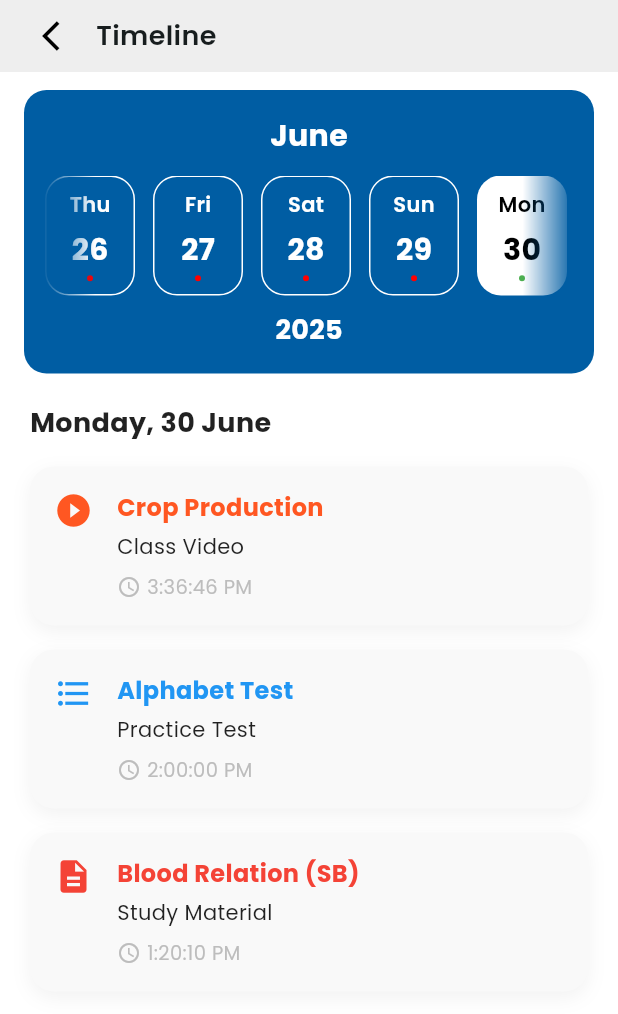
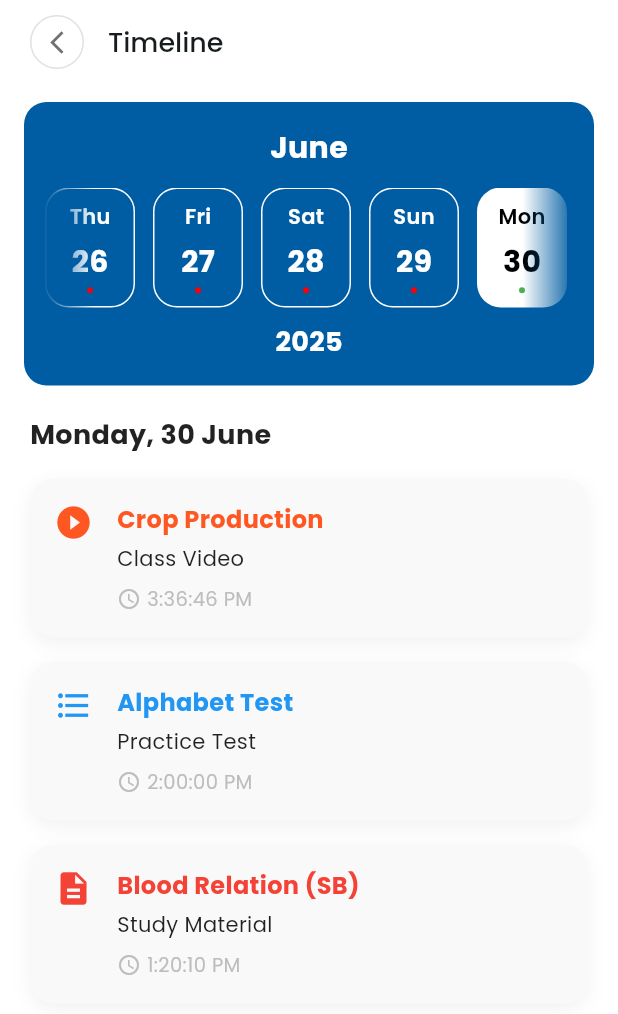
Before and after one commit to donymashup/Etutor, a Flutter app: the TimelineScreen screen opened directly, on a phone screen of 412 x 824 dp. Shown: the top 1014 px of the screen. Run offline on Flutter 3.47's test engine with Material 3 defaults, Android fonts, the light colour scheme and no system bars; our stand-ins replace dotted_border, fl_chart, lottie, percent_indicator, pinput; missing offline and left inert: iconify_flutter.

Commit message:
appbar modifications in multiple screens

```diff
--- a/lib/features/subscribed_course/screens/subscribed_course_vedio.dart
+++ b/lib/features/subscribed_course/screens/subscribed_course_vedio.dart
@@ -37,7 +37,7 @@ class SubscribedCourseVedio extends StatelessWidget {
           style: TextStyle(fontWeight: FontWeight.w500,fontSize: 18),
         ),
         leading: Padding(
-          padding: const EdgeInsets.all(10.0),
+          padding: const EdgeInsets.only(left: 20.0),
           child: CustomBackButton(),
         ),
       ),
--- a/lib/features/timeline/screens/timeline_screen.dart
+++ b/lib/features/timeline/screens/timeline_screen.dart
@@ -1,5 +1,6 @@
 // timeline_screen.dart
 import 'package:etutor/common/constants/app_constants.dart';
+import 'package:etutor/common/widgets/back_button.dart';
 import 'package:etutor/features/timeline/widgets/calender_strip.dart';
 import 'package:etutor/features/timeline/widgets/timeline_item.dart';
 import 'package:flutter/material.dart';
@@ -59,25 +60,21 @@ class _TimelineScreenState extends State<TimelineScreen> {
   Widget build(BuildContext context) {
     return Scaffold(
       backgroundColor: Colors.white,
+      appBar: AppBar(
+        backgroundColor: AppColor.whiteColor,
+        title:  Text(
+              "Timeline",
+              style: TextStyle(fontSize: 18, fontWeight: FontWeight.w500),
+              textAlign: TextAlign.center,
+            ),
+        leading: Padding(
+          padding: const EdgeInsets.only(left: 20.0),
+          child: CustomBackButton(),
+        ),
+     ),
       body: SafeArea(
         child: Column(
           children: [
-            Container(
-              color: Colors.grey.shade200,
-              padding: const EdgeInsets.symmetric(horizontal: 16, vertical: 0),
-              child: Row(
-                children: [
-                  IconButton(
-                    icon: const Icon(Icons.arrow_back_ios, color: Colors.black),
-                    onPressed: () => Navigator.pop(context),
-                  ),
-                  const Text(
-                    'Timeline',
-                    style: TextStyle(fontSize: 18, fontWeight: FontWeight.w600),
-                  ),
-                ],
-              ),
-            ),
             CalendarStrip(
               days: days,
               selectedDate: selectedDate,
--- a/lib/main.dart
+++ b/lib/main.dart
@@ -74,7 +74,7 @@ class MyApp extends StatelessWidget {
       // home: OngoingLiveScreen(),
       // home: CourseDetailsScreen(),
       //  home: GkPostScreen(),
-     home: SplashScreen(),
+      home: SplashScreen(),
       // home: PerformanceIndexScreen(),
       // home: NotificationPage(),
       // home: ProfilePage(),
@@ -84,6 +84,7 @@ class MyApp extends StatelessWidget {
      // home: HomePage(),
      // home: GkVedios(),
      // home: QuizCompletionScreen(),
+    // home: SubscribedCourseAllSubjects(),
     );
   }
 }
```
Also changed, not shown: lib/features/chapter_analysis/screens/chapter_analysis_screen.dart (+7 -6 lines), lib/features/performace_index/screens/performance_index_screen.dart (+12 -7 lines), lib/features/subscribed_course/screens/subscribed_course_all_subjects.dart (+10 -0 lines), lib/features/subscribed_course/screens/subscribed_course_materials.dart (+12 -0 lines), lib/features/subscribed_course/screens/subscribed_courses_tests.dart (+12 -0 lines).
